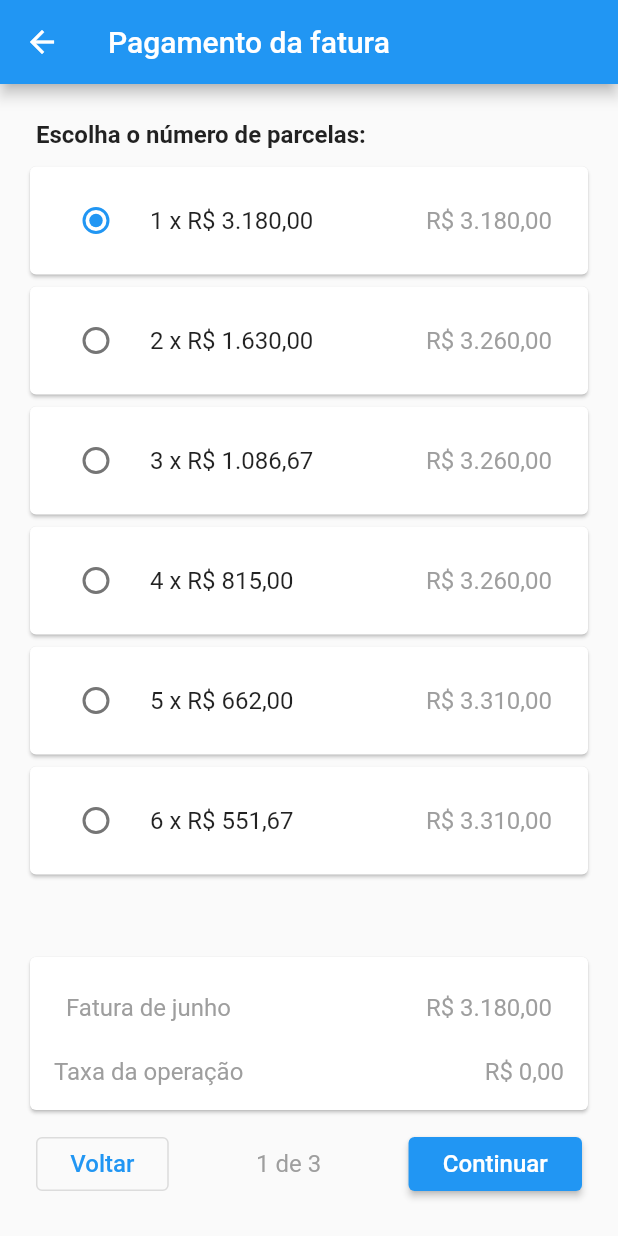
After one commit to rafaeleiki/flutter-faturas, a Flutter app: the screen it shows after launch, after a tap on "Pagar com cartão de crédito", on a phone screen of 412 x 824 dp. The commit adds this screen. Run offline on Flutter 3.47's test engine with Material 2 defaults, Android fonts, the phone set to English and light mode, and no system bars.

Commit message:
Added provider to the payment options

```diff
--- a/lib/payment-options/model/payment_options_model.dart
+++ b/lib/payment-options/model/payment_options_model.dart
@@ -1,12 +1,23 @@
 import 'package:faturas/payment-options/model/payment_option.dart';
+import 'package:flutter/cupertino.dart';
 
-class PaymentOptionsModel {
+class PaymentOptionsModel extends ChangeNotifier {
   final double _invoiceValue;
   final List<PaymentOption> _paymentOptions;
+  late PaymentOption _selectedOption;
 
-  PaymentOptionsModel(this._invoiceValue, this._paymentOptions);
+  PaymentOptionsModel(this._invoiceValue, this._paymentOptions) {
+    _selectedOption = _paymentOptions[0];
+  }
 
   double get invoiceValue => _invoiceValue;
 
   List<PaymentOption> get paymentOptions => _paymentOptions;
+
+  PaymentOption get selectedOption => _selectedOption;
+
+  set selectedOption(PaymentOption option) {
+    _selectedOption = option;
+    notifyListeners();
+  }
 }
--- a/lib/payment-options/view/screens/payment_options.dart
+++ b/lib/payment-options/view/screens/payment_options.dart
@@ -1,164 +1,39 @@
 import 'package:faturas/payment-options/model/payment_options_model.dart';
+import 'package:faturas/payment-options/view/widgets/payment_options_widget.dart';
 import 'package:faturas/payment-options/view_model/payment_options.dart';
 import 'package:flutter/material.dart';
 import 'package:faturas/payment-options/model/payment_option.dart';
 import 'package:intl/intl.dart';
+import 'package:provider/provider.dart';
 
 NumberFormat nf = NumberFormat.simpleCurrency(locale: 'pt_BR');
 
-class PaymentOptionsScreen extends StatefulWidget {
+class PaymentOptionsScreen extends StatelessWidget {
   const PaymentOptionsScreen({Key? key}) : super(key: key);
 
   @override
-  State<PaymentOptionsScreen> createState() => _PaymentOptionsScreenState();
-}
-
-class _PaymentOptionsScreenState extends State<PaymentOptionsScreen> {
-  late PaymentOptionsViewModel _paymentOptionsViewModel;
-  late PaymentOption selectedOption;
-
-  @override
-  void initState() {
-    super.initState();
-
-    PaymentOptionsModel paymentOptionsModel = PaymentOptionsModel(3180, [
+  Widget build(BuildContext context) {
+    List<PaymentOption> paymentOptions = [
       PaymentOption(1, 3180.0, 3180.0),
       PaymentOption(2, 1630.0, 3260.0),
       PaymentOption(3, 1086.67, 3260.0),
       PaymentOption(4, 815.0, 3260.0),
       PaymentOption(5, 662.0, 3310.0),
       PaymentOption(6, 551.67, 3310.0),
-    ]);
-    _paymentOptionsViewModel = PaymentOptionsViewModel(paymentOptionsModel);
+    ];
 
-    selectedOption = _paymentOptionsViewModel.paymentOptions[0];
-  }
-
-  @override
-  Widget build(BuildContext context) {
-    TextStyle? boldTextStyle = Theme.of(context).textTheme.bodyText1;
-    double operationCost =
-        _paymentOptionsViewModel.operationCost(selectedOption);
-
-    return Scaffold(
-      appBar: AppBar(
-        centerTitle: false,
-        title: const Text(
-          'Pagamento da fatura',
-          textAlign: TextAlign.left,
-        ),
-      ),
-      body: Container(
-        key: const Key('payment_options_container'),
-        padding: const EdgeInsets.all(16.0),
-        child: Column(
-          crossAxisAlignment: CrossAxisAlignment.start,
-          children: [
-            Padding(
-              padding: const EdgeInsets.all(8.0),
-              child: Text(
-                'Escolha o número de parcelas:',
-                style: boldTextStyle,
-              ),
-            ),
-            Expanded(
-              child: ListView.builder(
-                itemCount: _paymentOptionsViewModel.paymentOptions.length,
-                itemBuilder: (context, index) {
-                  return PaymentPortionItem(
-                    selectedOption: selectedOption,
-                    onChanged: (value) =>
-                        setState(() => selectedOption = value),
-                    paymentOption:
-                        _paymentOptionsViewModel.paymentOptions[index],
-                  );
-                },
-              ),
-            ),
-            Card(
-              child: Padding(
-                padding: const EdgeInsets.all(16.0),
-                child: Column(
-                  children: [
-                    Padding(
-                      padding: const EdgeInsets.all(8.0),
-                      child: Row(
-                        children: [
-                          const Text('Fatura de junho'),
-                          const Spacer(),
-                          Text(nf.format(selectedOption.total)),
-                        ],
-                      ),
-                    ),
-                    const SizedBox(height: 16),
-                    Row(
-                      children: [
-                        const Text('Taxa da operação'),
-                        const Spacer(),
-                        Text(
-                          nf.format(operationCost),
-                          key: const Key('operation_cost'),
-                        ),
-                      ],
-                    ),
-                  ],
-                ),
-              ),
-            ),
-            ButtonBar(
-              children: [
-                OutlinedButton(
-                    onPressed: () => Navigator.pop(context),
-                    child: const Padding(
-                      padding: EdgeInsets.all(8.0),
-                      child: Text('Voltar'),
-                    )),
-                const Text('1 de 3'),
-                ElevatedButton(
-                  onPressed: () => {},
-                  child: const Padding(
-                    padding: EdgeInsets.all(8.0),
-                    child: Text('Continuar'),
-                  ),
-                ),
-              ],
-            ),
-          ],
-        ),
-      ),
+    return MultiProvider(
+      providers: [
+        ChangeNotifierProvider(
+            create: (_) => PaymentOptionsModel(3180, paymentOptions)),
+        ProxyProvider<PaymentOptionsModel, PaymentOptionsViewModel>(
+          create: (context) =>
+              PaymentOptionsViewModel(context.read<PaymentOptionsModel>()),
+          update: (context, paymentOptionsModel, notifier) =>
+              PaymentOptionsViewModel(paymentOptionsModel),
+        )
+      ],
+      child: const PaymentOptionsWidget(),
     );
   }
 }
-
-class PaymentPortionItem extends StatelessWidget {
-  const PaymentPortionItem(
-      {required this.selectedOption,
-      required this.paymentOption,
-      this.onChanged,
-      Key? key})
-      : super(key: key);
-
-  final PaymentOption selectedOption;
-  final PaymentOption paymentOption;
-  final Function(PaymentOption)? onChanged;
-
-  @override
-  Widget build(BuildContext context) {
-    String optionText =
-        '${paymentOption.number} x ${nf.format(paymentOption.value)}';
-
-    return Card(
-      child: Padding(
-        padding: const EdgeInsets.all(8.0),
-        child: RadioListTile<PaymentOption>(
-          key: Key('payment_option_${paymentOption.number}'),
-          title: Text(optionText),
-          secondary: Text(nf.format(paymentOption.total)),
-          value: paymentOption,
-          groupValue: selectedOption,
-          onChanged: (value) => onChanged?.call(value!),
-        ),
-      ),
-    );
-  }
-}
--- /dev/null
+++ b/lib/payment-options/view/widgets/payment_options_widget.dart
@@ -0,0 +1,141 @@
+import 'package:faturas/payment-options/model/payment_options_model.dart';
+import 'package:faturas/payment-options/view_model/payment_options.dart';
+import 'package:flutter/material.dart';
+import 'package:faturas/payment-options/model/payment_option.dart';
+import 'package:intl/intl.dart';
+import 'package:provider/src/provider.dart';
+
+NumberFormat nf = NumberFormat.simpleCurrency(locale: 'pt_BR');
+
+class PaymentOptionsWidget extends StatelessWidget {
+  const PaymentOptionsWidget({Key? key}) : super(key: key);
+
+  @override
+  Widget build(BuildContext context) {
+    final vm = context.select(
+      (PaymentOptionsViewModel vm) => vm,
+    );
+
+    TextStyle? boldTextStyle = Theme.of(context).textTheme.bodyText1;
+    double operationCost = vm.operationCost;
+
+    return Scaffold(
+      appBar: AppBar(
+        centerTitle: false,
+        title: const Text(
+          'Pagamento da fatura',
+          textAlign: TextAlign.left,
+        ),
+      ),
+      body: Container(
+        key: const Key('payment_options_container'),
+        padding: const EdgeInsets.all(16.0),
+        child: Column(
+          crossAxisAlignment: CrossAxisAlignment.start,
+          children: [
+            Padding(
+              padding: const EdgeInsets.all(8.0),
+              child: Text(
+                'Escolha o número de parcelas:',
+                style: boldTextStyle,
+              ),
+            ),
+            Expanded(
+              child: ListView.builder(
+                itemCount: vm.paymentOptions.length,
+                itemBuilder: (context, index) {
+                  return PaymentPortionItem(
+                    selectedOption: vm.selectedOption,
+                    onChanged: (value) => vm.selectedOption = value,
+                    paymentOption: vm.paymentOptions[index],
+                  );
+                },
+              ),
+            ),
+            Card(
+              child: Padding(
+                padding: const EdgeInsets.all(16.0),
+                child: Column(
+                  children: [
+                    Padding(
+                      padding: const EdgeInsets.all(8.0),
+                      child: Row(
+                        children: [
+                          const Text('Fatura de junho'),
+                          const Spacer(),
+                          Text(nf.format(vm.selectedOption.total)),
+                        ],
+                      ),
+                    ),
+                    const SizedBox(height: 16),
+                    Row(
+                      children: [
+                        const Text('Taxa da operação'),
+                        const Spacer(),
+                        Text(
+                          nf.format(operationCost),
+                          key: const Key('operation_cost'),
+                        ),
+                      ],
+                    ),
+                  ],
+                ),
+              ),
+            ),
+            ButtonBar(
+              children: [
+                OutlinedButton(
+                    onPressed: () => Navigator.pop(context),
+                    child: const Padding(
+                      padding: EdgeInsets.all(8.0),
+                      child: Text('Voltar'),
+                    )),
+                const Text('1 de 3'),
+                ElevatedButton(
+                  onPressed: () => {},
+                  child: const Padding(
+                    padding: EdgeInsets.all(8.0),
+                    child: Text('Continuar'),
+                  ),
+                ),
+              ],
+            ),
+          ],
+        ),
+      ),
+    );
+  }
+}
+
+class PaymentPortionItem extends StatelessWidget {
+  const PaymentPortionItem(
+      {required this.selectedOption,
+      required this.paymentOption,
+      this.onChanged,
+      Key? key})
+      : super(key: key);
+
+  final PaymentOption selectedOption;
+  final PaymentOption paymentOption;
+  final Function(PaymentOption)? onChanged;
+
+  @override
+  Widget build(BuildContext context) {
+    String optionText =
+        '${paymentOption.number} x ${nf.format(paymentOption.value)}';
+
+    return Card(
+      child: Padding(
+        padding: const EdgeInsets.all(8.0),
+        child: RadioListTile<PaymentOption>(
+          key: Key('payment_option_${paymentOption.number}'),
+          title: Text(optionText),
+          secondary: Text(nf.format(paymentOption.total)),
+          value: paymentOption,
+          groupValue: selectedOption,
+          onChanged: (value) => onChanged?.call(value!),
+        ),
+      ),
+    );
+  }
+}
--- a/lib/payment-options/view_model/payment_options.dart
+++ b/lib/payment-options/view_model/payment_options.dart
@@ -10,6 +10,10 @@ class PaymentOptionsViewModel {
 
   get paymentOptions => _paymentOptionsModel.paymentOptions;
 
-  double operationCost(PaymentOption paymentOption) =>
-      paymentOption.total - invoiceValue;
+  get operationCost => selectedOption.total - invoiceValue;
+
+  PaymentOption get selectedOption => _paymentOptionsModel.selectedOption;
+
+  set selectedOption(PaymentOption option) =>
+      _paymentOptionsModel.selectedOption = option;
 }
--- a/pubspec.yaml
+++ b/pubspec.yaml
@@ -35,6 +35,7 @@ dependencies:
   # Use with the CupertinoIcons class for iOS style icons.
   cupertino_icons: ^1.0.2
   intl: ^0.17.0
+  provider: ^6.0.0
 
 dev_dependencies:
   flutter_test:
```
Also changed, not shown: pubspec.lock.
